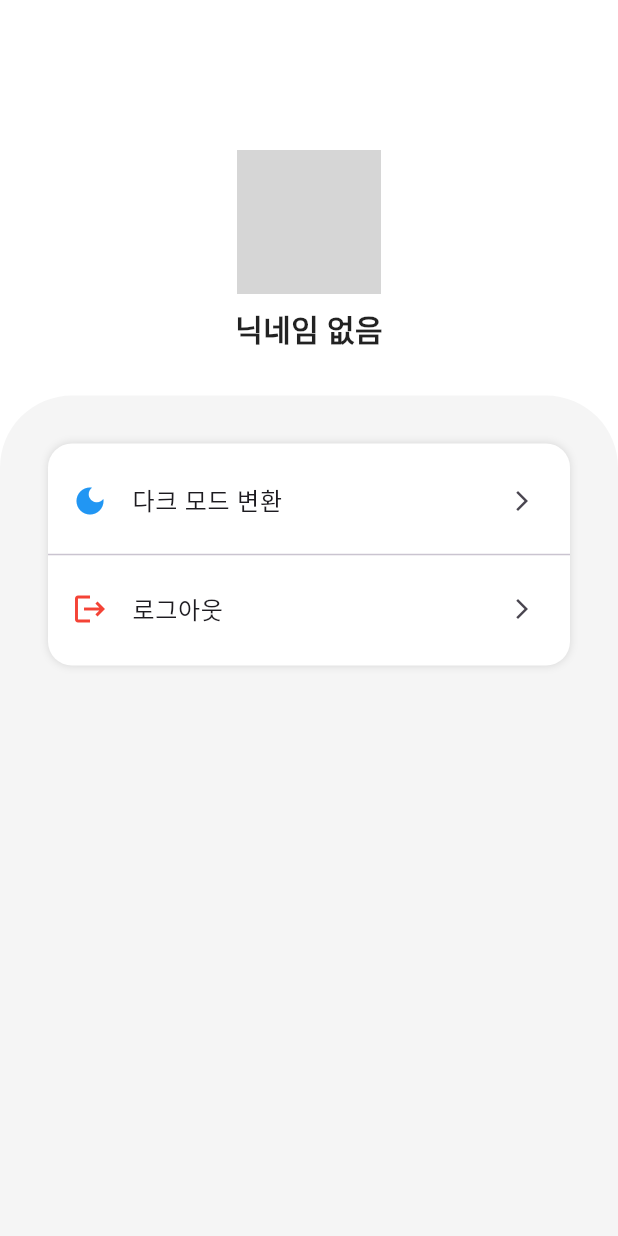
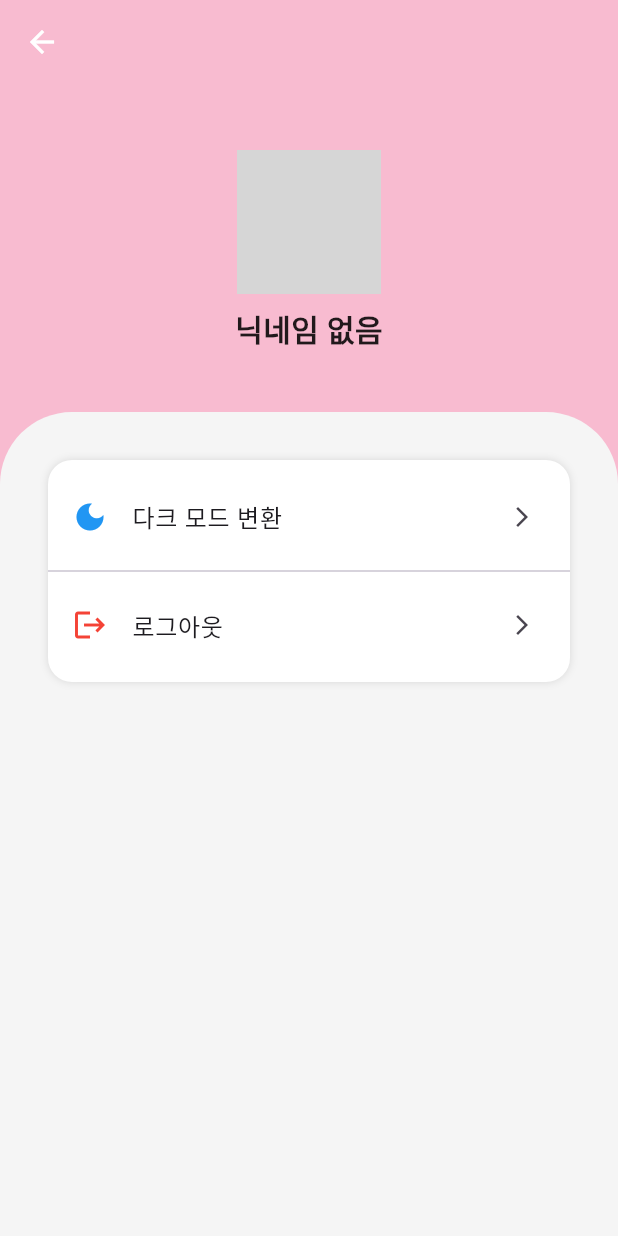
Before and after one commit to Meezzi/with-run-app, a Flutter app: the SettingPage screen opened directly, on a phone screen of 412 x 824 dp. Run offline on Flutter 3.47's test engine with Material 3 defaults, Android fonts, the phone set to English and light mode, and no system bars; our stand-ins replace cloud_firestore, firebase_auth, firebase_core, firebase_storage, flutter_dotenv, flutter_riverpod and 10 more; missing offline and left inert: time_range_picker; accounts and stored records are empty; generated files the repository leaves out were written again; network calls fail; project files that could hold a hidden picture were left out; grey boxes are pictures that could not be loaded.

Commit message:
feat : SettingPage의 위젯 크기 설정

```diff
--- a/lib/ui/pages/setting/setting_page.dart
+++ b/lib/ui/pages/setting/setting_page.dart
@@ -8,12 +8,22 @@ class SettingPage extends StatelessWidget {
   @override
   Widget build(BuildContext context) {
     return Scaffold(
-      appBar: AppBar(backgroundColor: Colors.transparent),
+      backgroundColor: Colors.pink[100],
       extendBodyBehindAppBar: true,
-      body: Stack(
+      appBar: AppBar(
+        backgroundColor: Colors.transparent,
+        elevation: 0,
+      ),
+      body: Column(
         children: const [
-          ProfileHeader(),
-          SettingBodyContainer(),
+          Flexible(
+            flex: 3,
+            child: ProfileHeader(),
+          ),
+          Flexible(
+            flex: 6,
+            child: SettingBodyContainer(),
+          ),
         ],
       ),
     );
```
